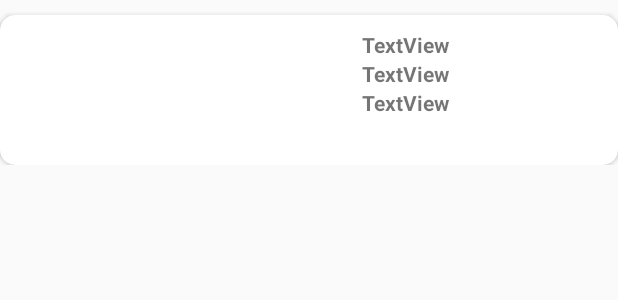
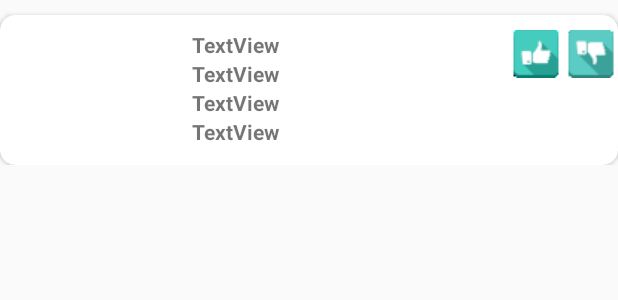
Before and after one commit to aestan1/LenderApp, an Android app: the layout item_clientes.xml on its own in the app's theme, with its tools: preview values and no code run, on a phone screen of 412 x 824 dp. Shown: the top 300 px of the screen. Run offline under Robolectric (Android 15) with nearby library versions, the phone set to English and light mode, and no system bars.

Commit message:
Llamar cliente

```diff
--- a/app/build.gradle
+++ b/app/build.gradle
@@ -42,4 +42,5 @@ dependencies {
 
 
 
+
 apply plugin: 'com.google.gms.google-services'
--- a/app/src/main/java/com/example/estan/lenderapp/AgregarCliente.java
+++ b/app/src/main/java/com/example/estan/lenderapp/AgregarCliente.java
@@ -92,7 +92,7 @@ public class AgregarCliente extends AppCompatActivity {
 
                 String id = Datos.getId();
                 Abono abono = new Abono();
-                Prestamo prestamo = new Prestamo();
+                Prestamo prestamo = new Prestamo(id, 2, 2, 2,2,"","",abono);
                 Cliente c = new Cliente(id, txtCedula.getText().toString(), txtNombre.getText().toString(), txtApellido.getText().toString(), cmbSexo.getSelectedItemPosition(), txtDireccion.getText().toString(), txtCelular.getText().toString(), prestamo);
 
                 c.guardar();
--- a/app/src/main/java/com/example/estan/lenderapp/Principal.java
+++ b/app/src/main/java/com/example/estan/lenderapp/Principal.java
@@ -80,7 +80,7 @@
 
         @Override
         public void onClienteClick(Cliente c) {
-            Intent i = new Intent(Principal.this,AgregarPrestamo.class);
+            Intent i = new Intent(Principal.this,VerCliente.class);
             Bundle b = new Bundle();
             b.putString("id",c.getId());
             b.putString("cedula",c.getCedula());
--- a/app/src/main/res/layout/item_clientes.xml
+++ b/app/src/main/res/layout/item_clientes.xml
@@ -19,8 +19,7 @@ android:orientation="vertical">
             <de.hdodenhof.circleimageview.CircleImageView
                 android:id="@+id/imgFoto"
                 android:layout_width="128dp"
-            android:layout_height="match_parent"
-            />
+                android:layout_height="match_parent" />
 
             <LinearLayout
                 android:layout_width="0dp"
@@ -35,7 +34,7 @@ android:orientation="vertical">
                     android:layout_height="wrap_content"
                     android:lineSpacingExtra="20sp"
                     android:text="TextView"
-                android:textAlignment="center"
+                    android:textAlignment="viewStart"
                     android:textStyle="bold" />
 
                 <TextView
@@ -44,7 +43,7 @@ android:orientation="vertical">
                     android:layout_height="wrap_content"
                     android:lineSpacingExtra="20sp"
                     android:text="TextView"
-                android:textAlignment="center"
+                    android:textAlignment="viewStart"
                     android:textStyle="bold" />
 
                 <TextView
@@ -53,8 +52,39 @@ android:orientation="vertical">
                     android:layout_height="wrap_content"
                     android:lineSpacingExtra="20sp"
                     android:text="TextView"
-                android:textAlignment="center"
+                    android:textAlignment="viewStart"
                     android:textStyle="bold" />
+
+                <TextView
+                    android:id="@+id/lblDeuda"
+                    android:layout_width="match_parent"
+                    android:layout_height="wrap_content"
+                    android:lineSpacingExtra="20sp"
+                    android:text="TextView"
+                    android:textAlignment="viewStart"
+                    android:textStyle="bold" />
+
+            </LinearLayout>
+
+            <LinearLayout
+                android:layout_width="wrap_content"
+                android:layout_height="match_parent"
+                android:orientation="horizontal">
+
+                <ImageButton
+                    android:id="@+id/imageButton3"
+                    android:layout_width="38dp"
+                    android:layout_height="wrap_content"
+                    android:backgroundTint="@color/cardview_light_background"
+                    app:srcCompat="@drawable/yes32" />
+
+                <ImageButton
+                    android:id="@+id/imageButton2"
+                    android:layout_width="36dp"
+                    android:layout_height="wrap_content"
+                    android:backgroundTint="@color/cardview_light_background"
+                    app:srcCompat="@drawable/not32" />
+
             </LinearLayout>
         </LinearLayout>
     </android.support.v7.widget.CardView>
--- a/app/src/main/res/values/strings.xml
+++ b/app/src/main/res/values/strings.xml
@@ -65,4 +65,6 @@
     <string name="dia">dia</string>
     <string name="abono">Abono</string>
     <string name="saldo">Saldo</string>
+    <string name="deudaActual">Deuda Actual</string>
+    <string name="llamar">Llamar</string>
 </resources>
```
Also changed, not shown: app/src/main/AndroidManifest.xml (+5 -7 lines), app/src/main/java/com/example/estan/lenderapp/AdaptadorCliente.java (+14 -1 lines), app/src/main/java/com/example/estan/lenderapp/VerCliente.java (added, +96 -0 lines), app/src/main/res/layout/activity_ver_cliente.xml (added, +133 -0 lines), app/src/main/res/drawable/boy2client128.png, app/src/main/res/drawable/no24.png (added), app/src/main/res/drawable/no32.png (added), app/src/main/res/drawable/not32.png (added), app/src/main/res/drawable/si24.png (added), app/src/main/res/drawable/si32.png (added), app/src/main/res/drawable/si48.png (added), app/src/main/res/drawable/yes32.png (added). Lines whose indentation alone changed are shown as unchanged.
